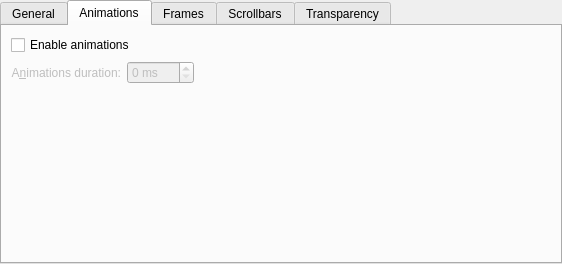
Qt form kstyle/config/ui/breezestyleconfig.ui (paulmcauley/klassy) before a commit.
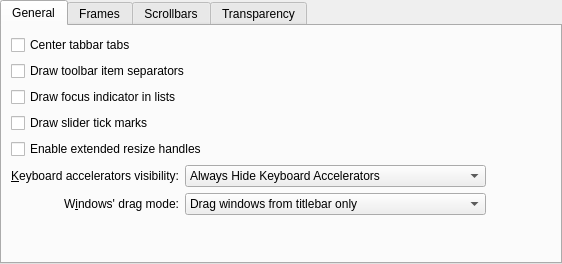
The same form after that commit. The open tabs and pages were chosen to show the change.

Commit message: Load and use global animation settings

```diff
--- a/kstyle/config/ui/breezestyleconfig.ui
+++ b/kstyle/config/ui/breezestyleconfig.ui
@@ -172,75 +172,6 @@
        </item>
       </layout>
      </widget>
-     <widget class="QWidget" name="tab_2">
-      <attribute name="title">
-       <string>Animations</string>
-      </attribute>
-      <layout class="QGridLayout" name="gridLayout_5">
-       <item row="1" column="0">
-        <widget class="QLabel" name="_animationsDurationLabel">
-         <property name="enabled">
-          <bool>false</bool>
-         </property>
-         <property name="text">
-          <string>A&amp;nimations duration:</string>
-         </property>
-         <property name="alignment">
-          <set>Qt::AlignRight|Qt::AlignTrailing|Qt::AlignVCenter</set>
-         </property>
-         <property name="buddy">
-          <cstring>_animationsDuration</cstring>
-         </property>
-        </widget>
-       </item>
-       <item row="1" column="1" colspan="2">
-        <widget class="QSpinBox" name="_animationsDuration">
-         <property name="enabled">
-          <bool>false</bool>
-         </property>
-         <property name="suffix">
-          <string> ms</string>
-         </property>
-         <property name="maximum">
-          <number>500</number>
-         </property>
-        </widget>
-       </item>
-       <item row="0" column="0" colspan="4">
-        <widget class="QCheckBox" name="_animationsEnabled">
-         <property name="text">
-          <string>Enable animations</string>
-         </property>
-        </widget>
-       </item>
-       <item row="1" column="3">
-        <spacer name="horizontalSpacer">
-         <property name="orientation">
-          <enum>Qt::Horizontal</enum>
-         </property>
-         <property name="sizeHint" stdset="0">
-          <size>
-           <width>40</width>
-           <height>20</height>
-          </size>
-         </property>
-        </spacer>
-       </item>
-       <item row="2" column="0" colspan="4">
-        <spacer name="verticalSpacer_2">
-         <property name="orientation">
-          <enum>Qt::Vertical</enum>
-         </property>
-         <property name="sizeHint" stdset="0">
-          <size>
-           <width>20</width>
-           <height>40</height>
-          </size>
-         </property>
-        </spacer>
-       </item>
-      </layout>
-     </widget>
      <widget class="QWidget" name="tab_3">
       <attribute name="title">
        <string>Frames</string>
```
Left out of the diff: 34 changed lines with no effect on the pictures. The commit also changes 4 other files.
